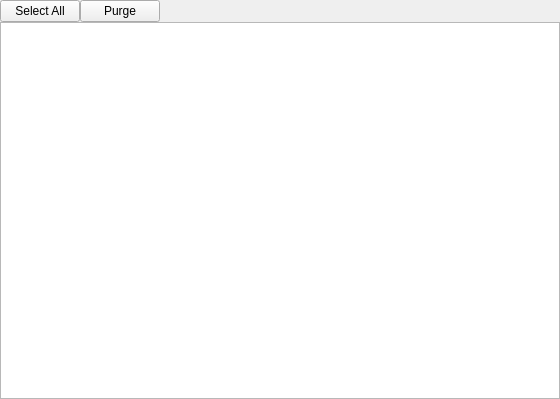
Above: src/library/missing_hidden/dlgmissing.ui from markoboskoauroville/djmantra_app before the change. Below: the same form after it.
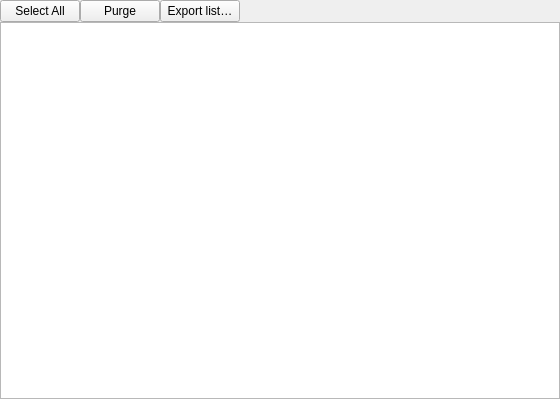
That is the form after the change.

Commit message: Missing-songs export: text file with store links for each song

```diff
--- a/src/library/missing_hidden/dlgmissing.ui
+++ b/src/library/missing_hidden/dlgmissing.ui
@@ -76,6 +76,19 @@
          </property>
         </widget>
        </item>
+       <item>
+        <widget class="QPushButton" name="btnExport">
+         <property name="focusPolicy">
+          <enum>Qt::NoFocus</enum>
+         </property>
+         <property name="toolTip">
+          <string>Save the list of missing tracks to a text file, with store links for each song.</string>
+         </property>
+         <property name="text">
+          <string>Export list…</string>
+         </property>
+        </widget>
+       </item>
        <item>
         <spacer name="horizontalSpacer">
          <property name="orientation">
```
The commit also changes 6 other files.
